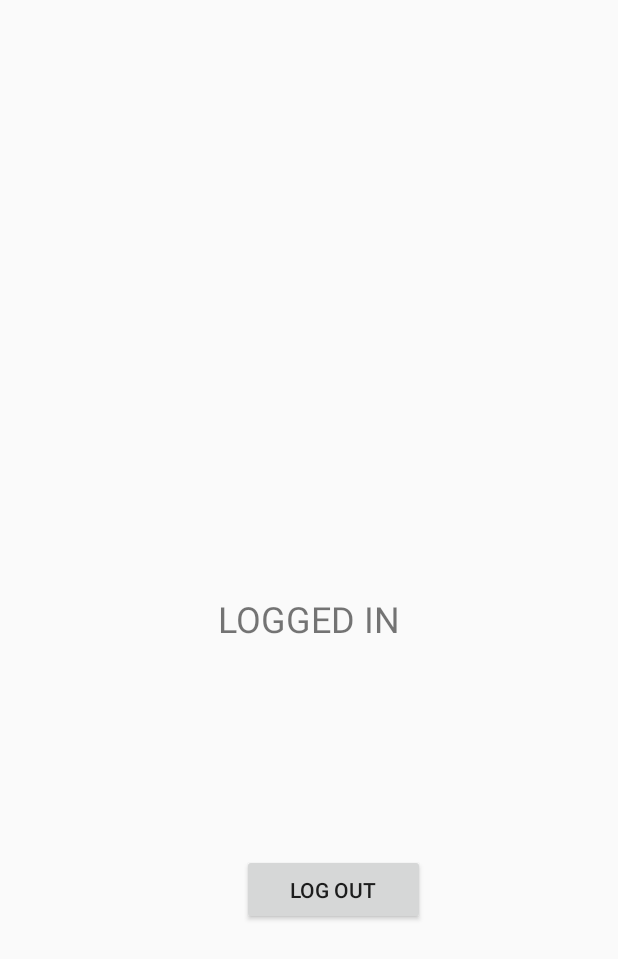
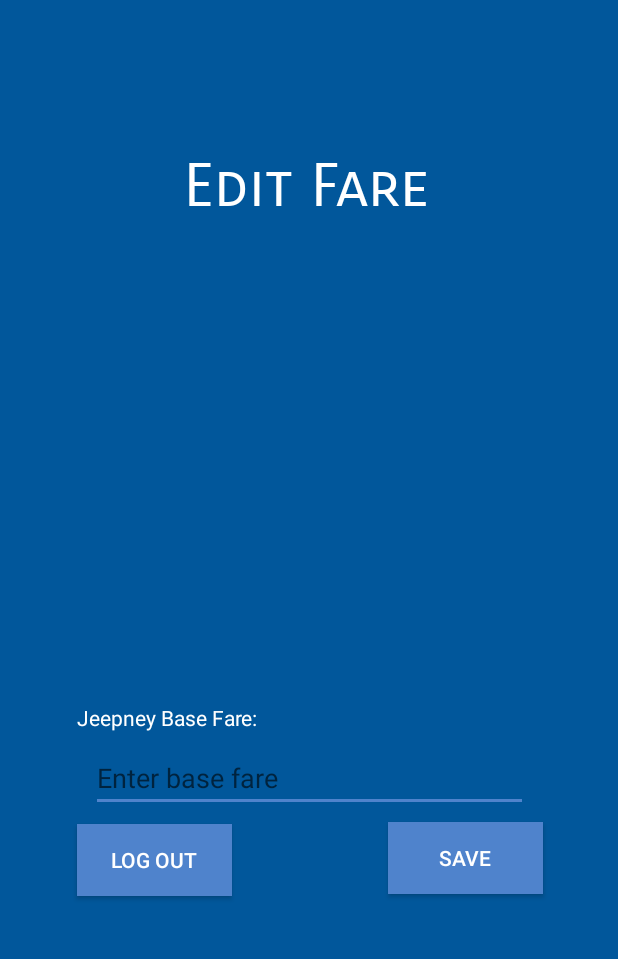
Before and after one commit to delacruz04/DyipIt, an Android app: the admin_home screen opened directly, with no data from a screen before it, on a phone screen of 412 x 824 dp. Shown: the top 959 px of the screen. Run offline under Robolectric (Android 15) with nearby library versions, the phone set to English and light mode, and no system bars; our stand-ins replace Firebase (no records; nobody signed in at launch, a user with empty details on screens opened directly); libraries missing offline, so code that uses them is left out: com.firebase.client.

Commit message:
Update: Admin Homepage screen

```diff
--- a/app/src/main/res/layout/admin_home.xml
+++ b/app/src/main/res/layout/admin_home.xml
@@ -1,13 +1,13 @@
 <?xml version="1.0" encoding="utf-8"?>
-<android.support.constraint.ConstraintLayout
-    xmlns:android="http://schemas.android.com/apk/res/android"
+<android.support.constraint.ConstraintLayout xmlns:android="http://schemas.android.com/apk/res/android"
     xmlns:app="http://schemas.android.com/apk/res-auto"
     xmlns:tools="http://schemas.android.com/tools"
     android:layout_width="match_parent"
     android:layout_height="match_parent">
 
-    <TextView
-        android:id="@+id/textView"
+    <View
+        android:id="@+id/container"
+        style="@style/BGcolor"
         android:layout_width="wrap_content"
         android:layout_height="wrap_content"
         android:layout_marginStart="8dp"
@@ -16,29 +16,113 @@
         android:layout_marginEnd="8dp"
         android:layout_marginRight="8dp"
         android:layout_marginBottom="8dp"
-        android:text="LOGGED IN"
-        android:textSize="24sp"
         app:layout_constraintBottom_toBottomOf="parent"
         app:layout_constraintEnd_toEndOf="parent"
         app:layout_constraintStart_toStartOf="parent"
         app:layout_constraintTop_toTopOf="parent" />
 
+    <TextView
+        android:id="@+id/header"
+        android:layout_width="373dp"
+        android:layout_height="72dp"
+        android:layout_marginBottom="8dp"
+        android:layout_marginEnd="8dp"
+        android:layout_marginLeft="8dp"
+        android:layout_marginRight="8dp"
+        android:layout_marginStart="8dp"
+        android:layout_marginTop="8dp"
+        android:gravity="center"
+        android:text="Edit Fare"
+        android:textColor="@android:color/white"
+        android:textSize="40sp"
+        android:typeface="normal"
+        app:fontFamily="sans-serif-smallcaps"
+        app:layout_constraintBottom_toBottomOf="parent"
+        app:layout_constraintEnd_toEndOf="parent"
+        app:layout_constraintHorizontal_bias="0.4"
+        app:layout_constraintStart_toStartOf="parent"
+        app:layout_constraintTop_toTopOf="@+id/container"
+        app:layout_constraintVertical_bias="0.11" />
+
+    <TextView
+        android:id="@+id/fareText"
+        android:layout_width="wrap_content"
+        android:layout_height="wrap_content"
+        android:layout_marginBottom="336dp"
+        android:layout_marginEnd="8dp"
+        android:layout_marginLeft="8dp"
+        android:layout_marginRight="8dp"
+        android:layout_marginStart="8dp"
+        android:layout_marginTop="8dp"
+        android:text="Jeepney Base Fare:"
+        android:textColor="@android:color/white"
+        app:layout_constraintBottom_toBottomOf="parent"
+        app:layout_constraintEnd_toEndOf="parent"
+        app:layout_constraintHorizontal_bias="0.157"
+        app:layout_constraintStart_toStartOf="parent"
+        app:layout_constraintTop_toBottomOf="@+id/header"
+        app:layout_constraintVertical_bias="1.0" />
+
     <Button
-        android:id="@+id/button"
-        android:layout_width="122dp"
-        android:layout_height="47dp"
+        android:id="@+id/save"
+        style="@style/ActionButton"
+        android:layout_width="103dp"
+        android:layout_height="wrap_content"
+        android:layout_marginBottom="228dp"
+        android:layout_marginEnd="8dp"
+        android:layout_marginLeft="8dp"
+        android:layout_marginRight="8dp"
         android:layout_marginStart="8dp"
+        android:layout_marginTop="8dp"
+        android:text="Save"
+        android:textColor="@android:color/white"
+        app:layout_constraintBottom_toBottomOf="parent"
+        app:layout_constraintEnd_toEndOf="parent"
+        app:layout_constraintHorizontal_bias="0.856"
+        app:layout_constraintStart_toStartOf="parent"
+        app:layout_constraintTop_toBottomOf="@+id/editEmail"
+        app:layout_constraintVertical_bias="0.214" />
+
+    <EditText
+        android:id="@+id/editFare"
+        android:layout_width="291dp"
+        android:layout_height="wrap_content"
+        android:layout_marginBottom="8dp"
+        android:layout_marginEnd="8dp"
         android:layout_marginLeft="8dp"
+        android:layout_marginRight="8dp"
+        android:layout_marginStart="8dp"
         android:layout_marginTop="8dp"
+        android:ems="10"
+        android:hint="Enter base fare"
+        android:inputType="number"
+        android:textColor="@android:color/white"
+        app:layout_constraintBottom_toBottomOf="parent"
+        app:layout_constraintEnd_toEndOf="parent"
+        app:layout_constraintHorizontal_bias="0.506"
+        app:layout_constraintStart_toStartOf="parent"
+        app:layout_constraintTop_toBottomOf="@+id/fareText"
+        app:layout_constraintVertical_bias="0.0" />
+
+    <Button
+        android:id="@+id/Logout"
+        style="@style/ActionButton"
+        android:layout_width="103dp"
+        android:layout_height="wrap_content"
+        android:layout_marginBottom="8dp"
         android:layout_marginEnd="8dp"
+        android:layout_marginLeft="8dp"
         android:layout_marginRight="8dp"
-        android:layout_marginBottom="8dp"
+        android:layout_marginStart="8dp"
+        android:layout_marginTop="8dp"
         android:onClick="SignOut"
         android:text="Log Out"
+        android:textColor="@android:color/white"
         app:layout_constraintBottom_toBottomOf="parent"
         app:layout_constraintEnd_toEndOf="parent"
-        app:layout_constraintHorizontal_bias="0.56"
+        app:layout_constraintHorizontal_bias="0.147"
         app:layout_constraintStart_toStartOf="parent"
-        app:layout_constraintTop_toTopOf="parent"
-        app:layout_constraintVertical_bias="0.738" />
+        app:layout_constraintTop_toBottomOf="@+id/editFare"
+        app:layout_constraintVertical_bias="0.0" />
+
 </android.support.constraint.ConstraintLayout>
```
